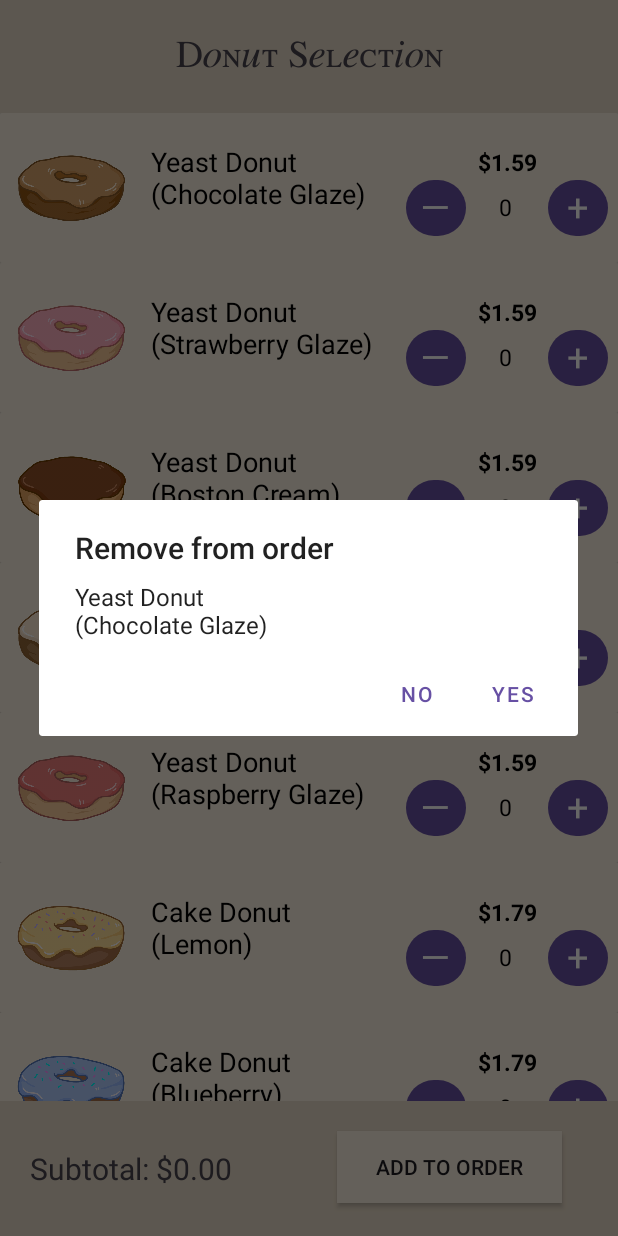
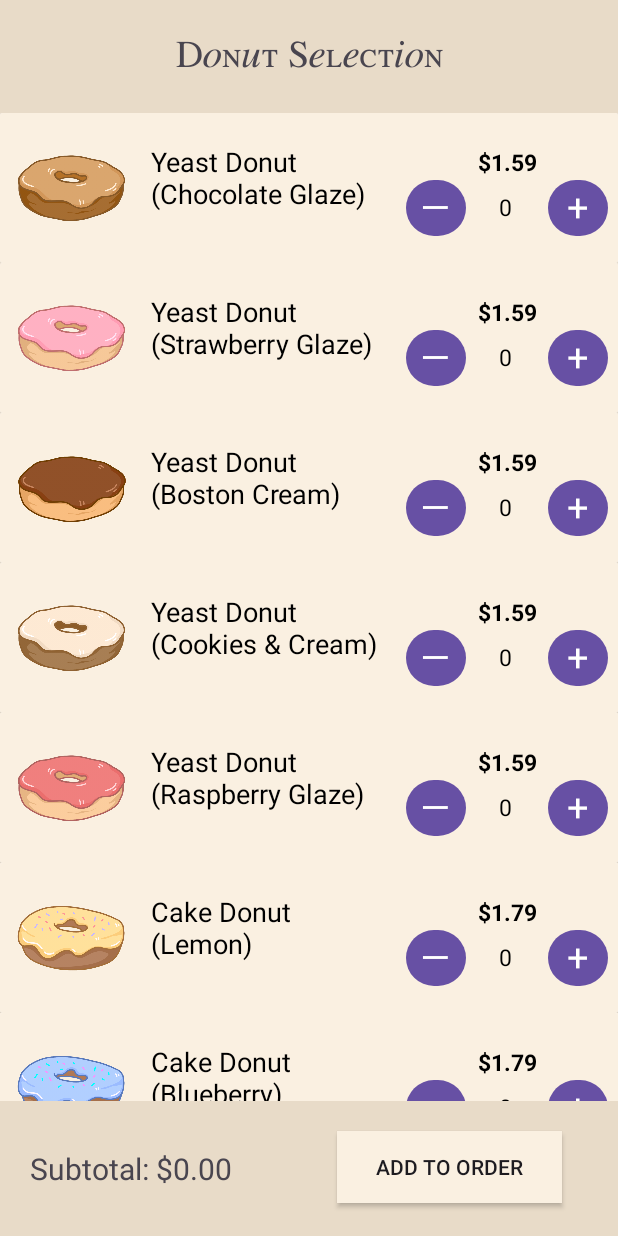
Before and after one commit to JustALoafOfBeans/RUCafeAndriod, an Android app: the DonutActivity screen opened directly, with no data from a screen before it, after a tap on an icon or button, on a phone screen of 412 x 824 dp. Run offline under Robolectric (Android 15) with nearby library versions, the phone set to English and light mode, and no system bars.

Commit message:
Add remove btn response

```diff
--- a/app/src/main/java/com/example/rucafeandriod/DonutActivity.java
+++ b/app/src/main/java/com/example/rucafeandriod/DonutActivity.java
@@ -45,11 +45,29 @@ public class DonutActivity extends AppCompatActivity {
     }
 
     private OnItemClickListener listener = new OnItemClickListener() {
-        public void onItemClicked(int added) {
+        String action;
+
+        // Called by Adapter, gives index of clicked item
+        public void onItemClicked(int targeted) {
             //do whatever you want with donut
-            Donut addedDonut = adapter.getClicked(added);
-            System.out.println("Added " + addedDonut.getFlavor());
+            if (action.equals("Add")) {
+                Donut targetDonut = adapter.getClicked(targeted);
+                System.out.println("Added " + targetDonut.getFlavor());
+            } else if (action.equals("Remove")) {
+                Donut targetDonut = adapter.getClicked(targeted);
+                System.out.println("Removed " + targetDonut.getFlavor());
+            }
         }
+        // Whether add or remove
+        public void setAction(String btnAct) {
+            action = btnAct;
+        }
+
+        /*
+        * On click, the following should happen:
+        * - Count checks (Can't remove below 0, OPTIONAL: can't add above [some num])
+        * - Update subtotal
+        * */
     };
 
     //creation of adapter
--- a/app/src/main/java/com/example/rucafeandriod/DonutAdapter.java
+++ b/app/src/main/java/com/example/rucafeandriod/DonutAdapter.java
@@ -109,12 +109,12 @@ class DonutAdapter extends RecyclerView.Adapter<DonutAdapter.ItemsHolder>{
          * @param itemView
          */
         private void setAddButtonOnClick(@NonNull View itemView) {
-            add.setTag(1);
             add.setOnClickListener(new View.OnClickListener() {
                 @Override
                 public void onClick(View view) {
                     int index = getClickedPosition(flavor.getText().toString());
                     if (onClickListener != null) {
+                        onClickListener.setAction("Add");
                         onClickListener.onItemClicked(index);
                     }
                     //int index = (int) view.getTag();
@@ -144,7 +144,12 @@ class DonutAdapter extends RecyclerView.Adapter<DonutAdapter.ItemsHolder>{
             rem.setOnClickListener(new View.OnClickListener() {
                 @Override
                 public void onClick(View view) {
-                    AlertDialog.Builder alert = new AlertDialog.Builder(itemView.getContext());
+                    int index = getClickedPosition(flavor.getText().toString());
+                    if (onClickListener != null) {
+                        onClickListener.setAction("Remove");
+                        onClickListener.onItemClicked(index);
+                    }
+                    /*AlertDialog.Builder alert = new AlertDialog.Builder(itemView.getContext());
                     alert.setTitle("Remove from order");
                     alert.setMessage(flavor.getText().toString());
                     //handle the "YES" click
@@ -161,7 +166,7 @@ class DonutAdapter extends RecyclerView.Adapter<DonutAdapter.ItemsHolder>{
                         }
                     });
                     AlertDialog dialog = alert.create();
-                    dialog.show();
+                    dialog.show();*/
                 }
             });
         }
--- a/app/src/main/java/com/example/rucafeandriod/OnItemClickListener.java
+++ b/app/src/main/java/com/example/rucafeandriod/OnItemClickListener.java
@@ -2,4 +2,6 @@ package com.example.rucafeandriod;
 
 public interface OnItemClickListener {
     void onItemClicked(int position);
+
+    void setAction(String btnAct);
 }
```
